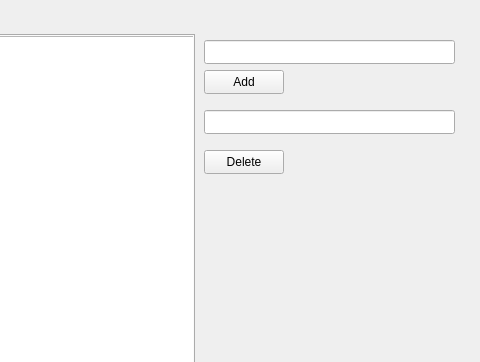
Above: mainwindow.ui from MrSior/TreeProject_Qt before the change; both pictures show x 366 to 846 and y 0 to 362 of the 846 by 600 pixel window. Below: the same form after it.
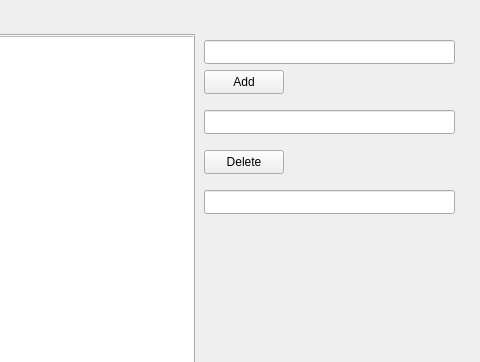
That is the form after the change.

```diff
--- a/mainwindow.ui
+++ b/mainwindow.ui
@@ -136,6 +136,16 @@
      <string>Delete</string>
     </property>
    </widget>
+   <widget class="QLineEdit" name="lineEdit_3">
+    <property name="geometry">
+     <rect>
+      <x>570</x>
+      <y>190</y>
+      <width>251</width>
+      <height>24</height>
+     </rect>
+    </property>
+   </widget>
   </widget>
   <widget class="QMenuBar" name="menubar">
    <property name="geometry">
```
